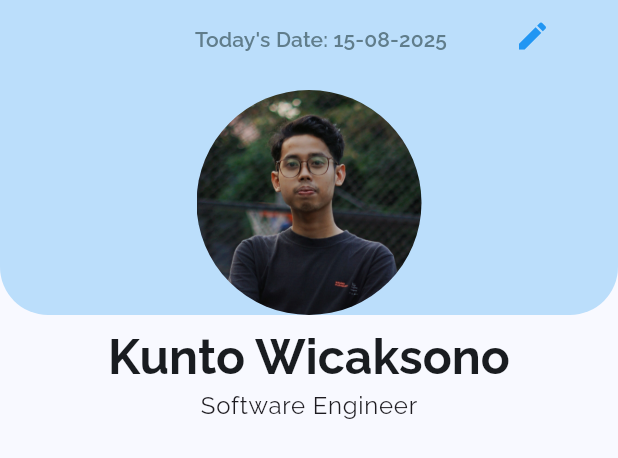
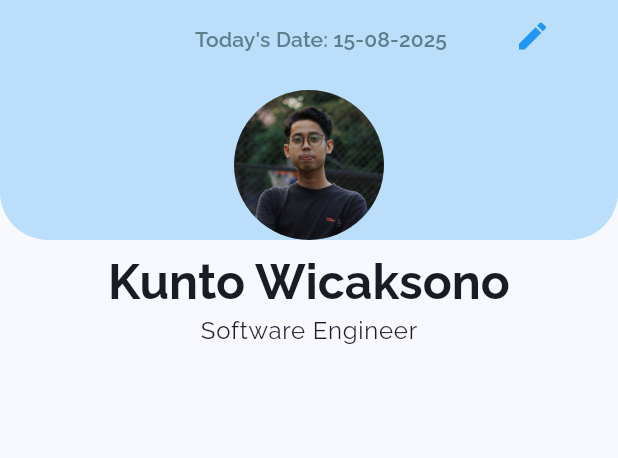
Before and after one commit to kuntowck/hr_attendance_tracker, a Flutter app: what profileHeader() shows on an empty page, opened directly, on a phone screen of 412 x 824 dp. Shown: the top 458 px of the screen. Run offline on Flutter 3.47's test engine with Material 3 defaults, Android fonts, the light colour scheme and no system bars; our stand-ins replace google_fonts.

Commit message:
Mini Project 3: update display profile and widget status

```diff
--- a/lib/screens/employee_profile_screen.dart
+++ b/lib/screens/employee_profile_screen.dart
@@ -52,7 +52,7 @@
       Stack(
         children: [
           Container(
-            height: 210,
+            height: 160,
             decoration: BoxDecoration(
               color: Colors.blue.shade100,
               borderRadius: const BorderRadius.only(
@@ -83,8 +83,8 @@
               child: ClipOval(
                 child: Image.asset(
                   profileImage,
-                  width: 150,
-                  height: 150,
+                  width: 100,
+                  height: 100,
                   fit: BoxFit.cover,
                 ),
               ),
--- a/lib/widgets/attendance_status.dart
+++ b/lib/widgets/attendance_status.dart
@@ -14,6 +14,8 @@ class AttendanceStatus extends StatelessWidget {
             ? Colors.green.shade50
             : status == "In Progress"
             ? Colors.lightBlue.shade50
+            : status == "Unknown"
+            ? Colors.blueGrey.shade50
             : Colors.red.shade50,
         borderRadius: BorderRadius.circular(8),
       ),
@@ -24,6 +26,8 @@ class AttendanceStatus extends StatelessWidget {
               ? Colors.green
               : status == "In Progress"
               ? Colors.blue
+              : status == "Unknown"
+              ? Colors.blueGrey
               : Colors.red,
           fontWeight: FontWeight.bold,
         ),
```
